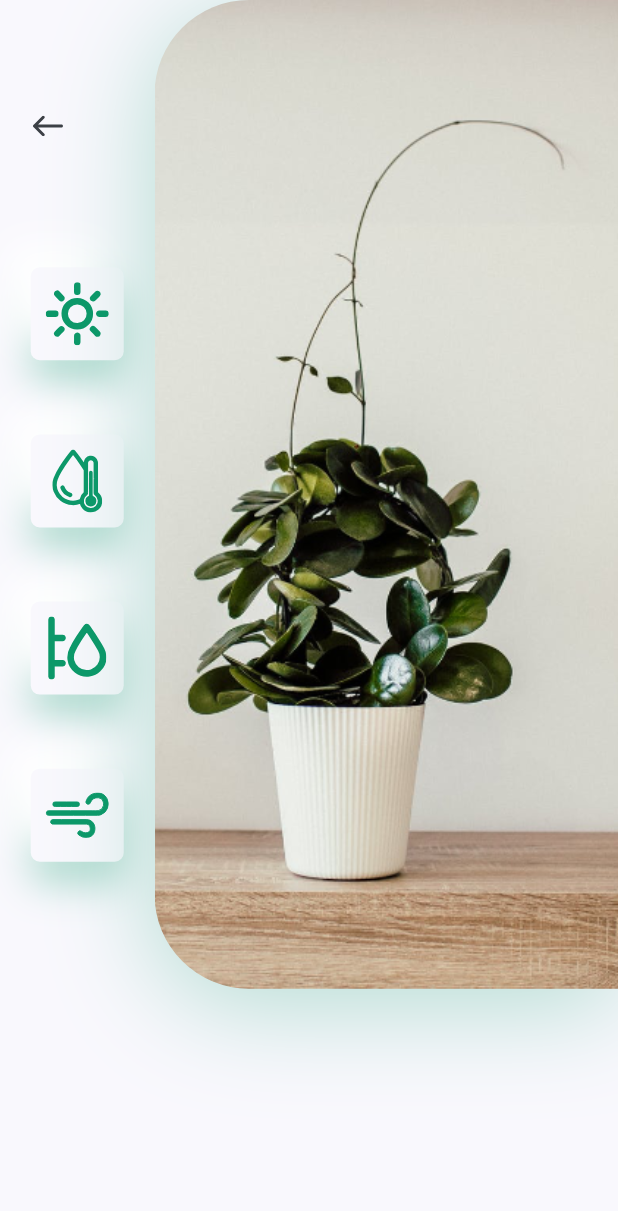
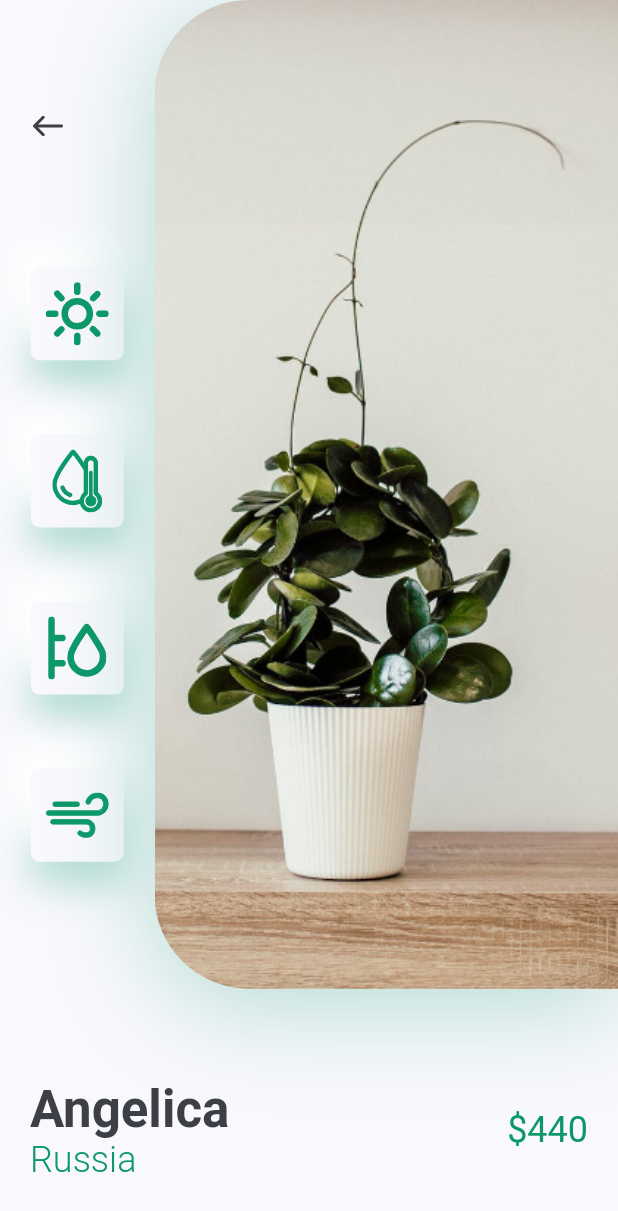
Before and after one commit to CrossLeaf/plant_flutter_app, a Flutter app: the DetailScreen screen opened directly, on a phone screen of 412 x 824 dp. Shown: the top 1211 px of the screen. Run offline on Flutter 3.47's test engine with Material 2 defaults, Android fonts, the phone set to English and light mode, and no system bars; our stand-ins replace flutter_svg.

Commit message:
add: title and price

```diff
--- a/lib/screen/detail/components/body.dart
+++ b/lib/screen/detail/components/body.dart
@@ -1,6 +1,7 @@
 import 'package:flutter/material.dart';
 
 import 'image_and_icons.dart';
+import 'title_and_price.dart';
 
 class Body extends StatelessWidget {
   @override
@@ -10,6 +11,11 @@ class Body extends StatelessWidget {
       child: Column(
         children: [
           ImageAndIcons(size: size),
+          TitleAndPrice(
+            title: "Angelica",
+            country: "Russia",
+            price: 440,
+          ),
         ],
       ),
     );
--- /dev/null
+++ b/lib/screen/detail/components/title_and_price.dart
@@ -0,0 +1,54 @@
+import 'package:flutter/material.dart';
+
+import '../../../constants.dart';
+
+class TitleAndPrice extends StatelessWidget {
+  const TitleAndPrice({
+    Key key,
+    this.title,
+    this.country,
+    this.price,
+  }) : super(key: key);
+
+  final String title, country;
+  final int price;
+
+  @override
+  Widget build(BuildContext context) {
+    return Padding(
+      padding: const EdgeInsets.symmetric(horizontal: kDefaultPadding),
+      child: Row(
+        children: [
+          RichText(
+            text: TextSpan(
+              children: [
+                TextSpan(
+                  text: "$title\n",
+                  style: Theme.of(context).textTheme.headline4.copyWith(
+                        color: kTextColor,
+                        fontWeight: FontWeight.bold,
+                      ),
+                ),
+                TextSpan(
+                  text: "$country",
+                  style: Theme.of(context).textTheme.headline5.copyWith(
+                        color: kPrimaryColor,
+                        fontWeight: FontWeight.w300,
+                      ),
+                )
+              ],
+            ),
+          ),
+          Spacer(),
+          Text(
+            "\$$price",
+            style: Theme.of(context)
+                .textTheme
+                .headline5
+                .copyWith(color: kPrimaryColor),
+          )
+        ],
+      ),
+    );
+  }
+}
```
